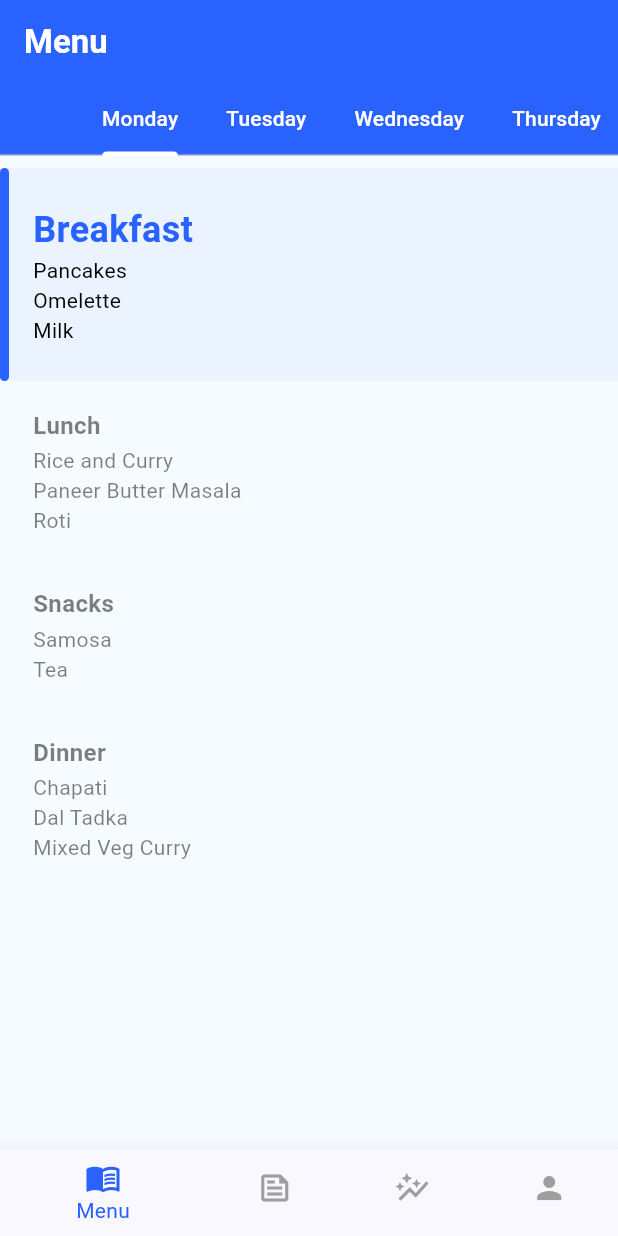
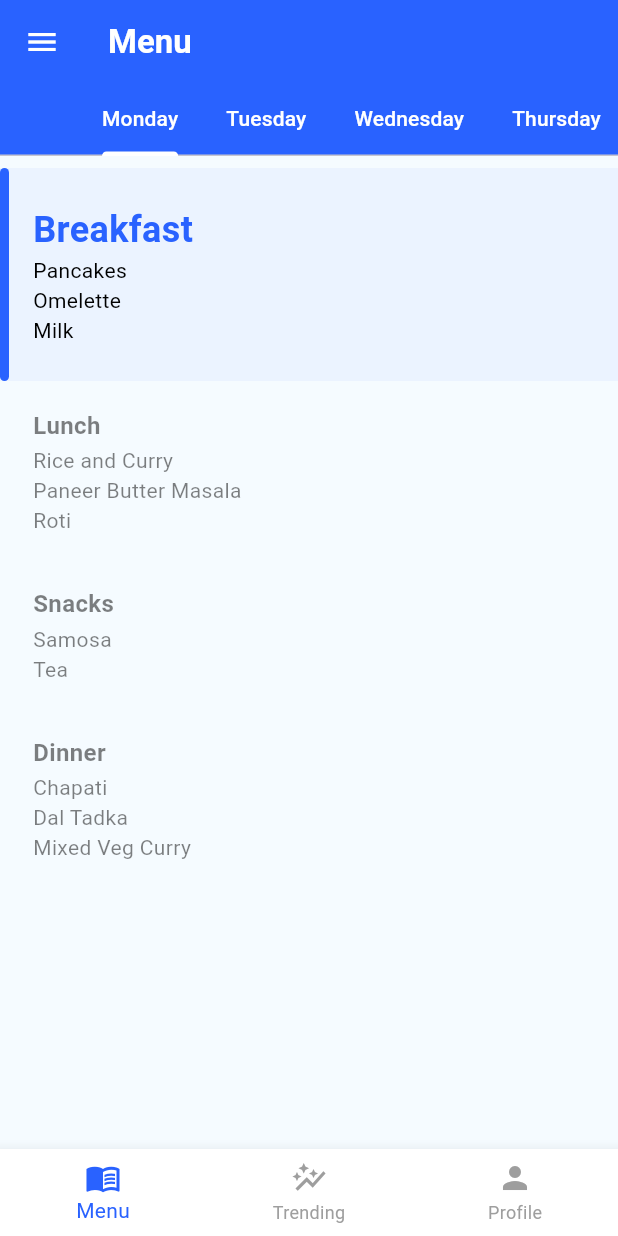
Before and after one commit to Azad99-9/mess_management, a Flutter app: the screen it shows after launch, on a phone screen of 412 x 824 dp. Run offline on Flutter 3.47's test engine with Material 3 defaults, Android fonts, the phone set to English and light mode, and no system bars; our stand-ins replace dropdown_button2, firebase_core, flutter_rating_bar, get_it, image_picker; accounts and stored records are empty.

Commit message:
made changes

```diff
--- a/lib/main.dart
+++ b/lib/main.dart
@@ -2,6 +2,7 @@
 import 'package:flutter/material.dart';
 import 'package:mess_management/services/theme_service.dart';
 import 'package:mess_management/views/common_issues.dart';
+import 'package:mess_management/views/complaints.dart';
 import 'package:mess_management/views/menu.dart';
 import 'package:mess_management/views/profile_page.dart';
 import 'package:mess_management/locator.dart';
@@ -88,12 +89,128 @@
   @override
   Widget build(BuildContext context) {
     return Scaffold(
+      drawer: Drawer(
+        backgroundColor: ThemeService.primaryAccent,
+        child: ListView(
+          padding: EdgeInsets.zero,
+          children: [
+            DrawerHeader(
+              decoration: BoxDecoration(
+                color: ThemeService.primaryColor,
+              ),
+              child: Column(
+                crossAxisAlignment: CrossAxisAlignment.start,
+                children: [
+                  Text(
+                    'RGUKT',
+                    style: TextStyle(
+                      color: ThemeService.secondaryColor,
+                      fontWeight: FontWeight.bold,
+                      fontSize: 28,
+                    ),
+                  ),
+                  SizedBox(
+                    height: 4,
+                  ),
+                  Text(
+                    'Mess Management System',
+                    style: TextStyle(
+                      color: ThemeService.secondaryColor,
+                      fontWeight: FontWeight.bold,
+                      fontSize: 24,
+                    ),
+                  ),
+                ],
+              ),
+            ),
+            SizedBox(
+              height: 8,
+            ),
+            InkWell(
+              onTap: () {
+                Navigator.push(context,
+                    MaterialPageRoute(builder: (context) => FeedbackPage()));
+              },
+              child: Padding(
+                padding: const EdgeInsets.fromLTRB(16, 8, 16, 8),
+                child: Row(
+                  crossAxisAlignment: CrossAxisAlignment.center,
+                  children: [
+                    Icon(
+                      Icons.feedback_outlined,
+                      size: 35,
+                      color: ThemeService.primaryColor,
+                    ),
+                    SizedBox(
+                      width: 8,
+                    ),
+                    Text(
+                      'Feedback',
+                      style: TextStyle(
+                          color: Colors.black.withOpacity(0.6),
+                          fontSize: 16,
+                          fontWeight: FontWeight.bold),
+                    ),
+                  ],
+                ),
+              ),
+            ),
+            InkWell(
+              onTap: () {
+                Navigator.push(
+                    context,
+                    MaterialPageRoute(
+                        builder: (context) => SubmitComplaintPage()));
+              },
+              child: Padding(
+                padding: const EdgeInsets.fromLTRB(16, 8, 16, 8),
+                child: Row(
+                  crossAxisAlignment: CrossAxisAlignment.center,
+                  children: [
+                    Icon(
+                      Icons.report_gmailerrorred,
+                      size: 35,
+                      color: ThemeService.primaryColor,
+                    ),
+                    SizedBox(
+                      width: 8,
+                    ),
+                    Text(
+                      'Complaints',
+                      style: TextStyle(
+                          color: Colors.black.withOpacity(0.6),
+                          fontSize: 16,
+                          fontWeight: FontWeight.bold),
+                    ),
+                  ],
+                ),
+              ),
+            ),
+            // ListTile(
+            //   leading: Icon(
+            //     Icons.report_gmailerrorred,
+            //     size: 40,
+            //   ),
+            //   title: Text(
+            //     'Complaints',
+            //     style: TextStyle(
+            //         color: Colors.black.withOpacity(0.6),
+            //         fontSize: 16,
+            //         fontWeight: FontWeight.bold),
+            //   ),
+            //   onTap: () {
+            //     // Handle menu tap
+            //     Navigator.pop(context); // Closes the drawer
+            //   },
+            // ),
+          ],
+        ),
+      ),
       body: PageView(
         controller: _pageController,
         onPageChanged: _onPageChanged,
         children: [
           MessMenuPage(),
-          FeedbackPage(),
           CommonIssues(),
           ProfilePage(),
         ],
@@ -112,10 +229,6 @@
               label: 'Menu',
             ),
             BottomNavigationBarItem(
-              icon: Icon(Icons.feed_outlined),
-              label: 'Feedback',
-            ),
-            BottomNavigationBarItem(
               icon: Icon(Icons.auto_graph),
               label: 'Trending',
             ),
--- a/lib/views/common_issues.dart
+++ b/lib/views/common_issues.dart
@@ -31,8 +31,20 @@ class _CommonIssuesState extends State<CommonIssues> {
                 child: Container(
                     color: ThemeService.primaryColor,
                     child: Padding(
-                      padding: EdgeInsets.fromLTRB(16, 36, 16, 14),
-                      child: Column(
+                        padding: EdgeInsets.fromLTRB(0, 36, 16, 14),
+                        child: Row(
+                          crossAxisAlignment: CrossAxisAlignment.center,
+                          children: [
+                            Center(child: IconButton(
+                                onPressed: () {
+                                  Scaffold.of(context).openDrawer();
+                                },
+                                icon: Icon(
+                                  Icons.menu,
+                                  color: ThemeService.secondaryColor,
+                                )),),
+                            Column(
+                              mainAxisAlignment: MainAxisAlignment.center,
                               crossAxisAlignment: CrossAxisAlignment.start,
                               children: [
                                 SizedBox(
@@ -67,7 +79,8 @@ class _CommonIssuesState extends State<CommonIssues> {
                                 ),
                               ],
                             ),
-                    )),
+                          ],
+                        ))),
               ),
             ),
             SliverList.builder(
--- a/lib/views/menu.dart
+++ b/lib/views/menu.dart
@@ -46,6 +46,9 @@ class MessMenuPage extends StatelessWidget {
       child: Scaffold(
         backgroundColor: ThemeService.primaryAccent,
         appBar: AppBar(
+          leading: IconButton(onPressed: () {
+            Scaffold.of(context).openDrawer();
+          }, icon: Icon(Icons.menu, color: ThemeService.secondaryColor,)),
           title: const Text(
             'Menu',
             style: TextStyle(
```
Lines whose indentation alone changed are shown as unchanged.
